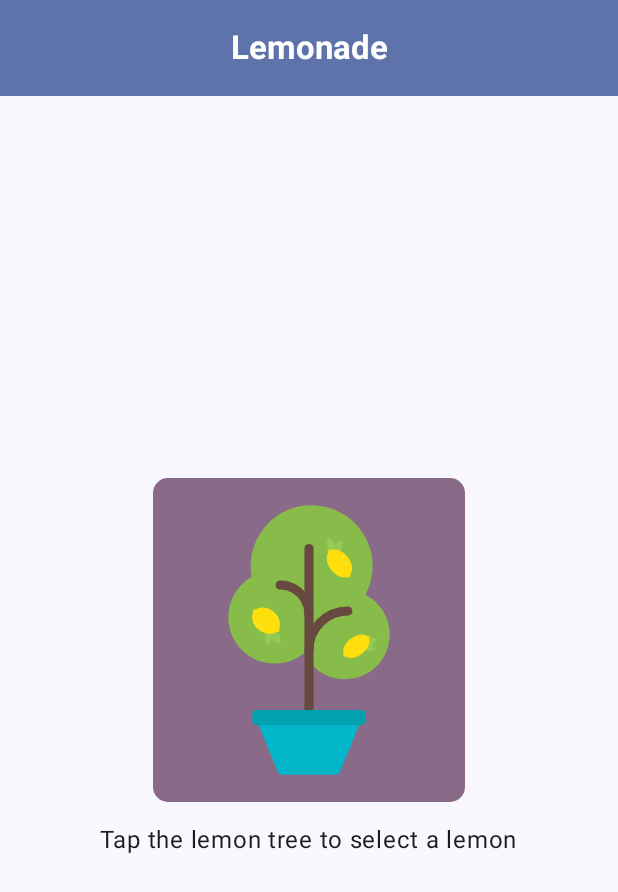
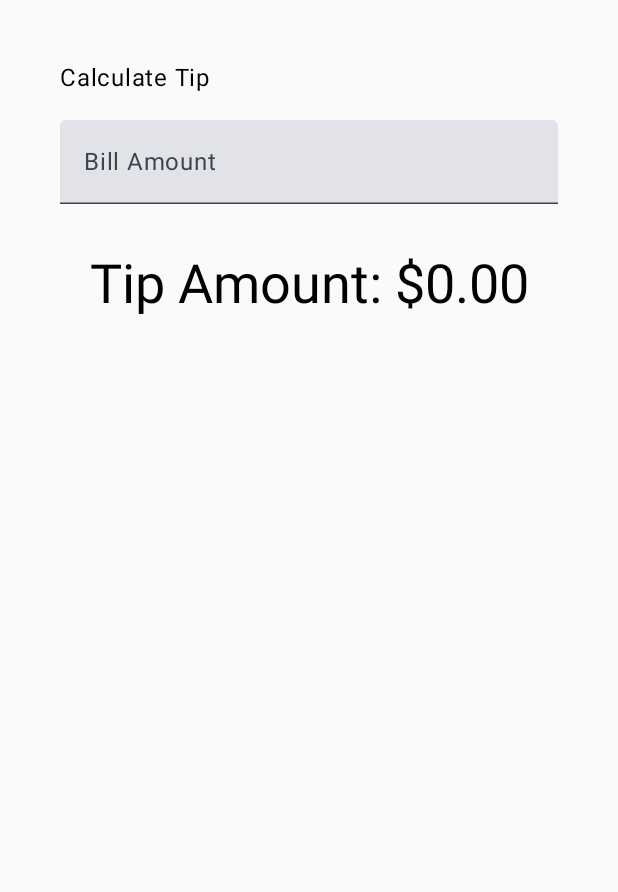
Before and after one commit to Ercan-Ozturk/JetpackComposePractice, an Android app built with Jetpack Compose: the screen it shows after launch (MainActivity), on a phone screen of 412 x 824 dp. Shown: the top 892 px of the screen. Run offline under Robolectric (Android 15) with nearby library versions, the phone set to English and light mode, and no system bars.

Commit message:
Jetpack Compose Tip Calculator Tutorial

```diff
--- a/app/src/main/java/com/example/composepractice/MainActivity.kt
+++ b/app/src/main/java/com/example/composepractice/MainActivity.kt
@@ -1,5 +1,6 @@
 package com.example.composepractice
 
+import android.annotation.SuppressLint
 import android.os.Bundle
 import androidx.activity.ComponentActivity
 import androidx.activity.compose.setContent
@@ -11,11 +12,13 @@ import androidx.compose.foundation.layout.Box
 import androidx.compose.foundation.layout.Column
 import androidx.compose.foundation.layout.Spacer
 import androidx.compose.foundation.layout.fillMaxSize
+import androidx.compose.foundation.layout.fillMaxWidth
 import androidx.compose.foundation.layout.height
 import androidx.compose.foundation.layout.padding
 import androidx.compose.foundation.layout.size
 import androidx.compose.foundation.layout.wrapContentSize
 import androidx.compose.foundation.shape.RoundedCornerShape
+import androidx.compose.foundation.text.KeyboardOptions
 import androidx.compose.material3.Button
 import androidx.compose.material3.ButtonDefaults
 import androidx.compose.material3.CenterAlignedTopAppBar
@@ -24,8 +27,10 @@ import androidx.compose.material3.MaterialTheme
 import androidx.compose.material3.Scaffold
 import androidx.compose.material3.Surface
 import androidx.compose.material3.Text
+import androidx.compose.material3.TextField
 import androidx.compose.material3.TopAppBarDefaults
 import androidx.compose.runtime.Composable
+import androidx.compose.runtime.MutableState
 import androidx.compose.runtime.getValue
 import androidx.compose.runtime.mutableStateOf
 import androidx.compose.runtime.remember
@@ -37,10 +42,12 @@ import androidx.compose.ui.graphics.Color
 import androidx.compose.ui.res.painterResource
 import androidx.compose.ui.res.stringResource
 import androidx.compose.ui.text.font.FontWeight
+import androidx.compose.ui.text.input.KeyboardType
 import androidx.compose.ui.tooling.preview.Preview
 import androidx.compose.ui.unit.dp
 import androidx.compose.ui.unit.sp
 import com.example.composepractice.ui.theme.ComposePracticeTheme
+import java.text.NumberFormat
 
 class MainActivity : ComponentActivity() {
 
@@ -48,84 +55,78 @@ class MainActivity : ComponentActivity() {
         super.onCreate(savedInstanceState)
         setContent {
             ComposePracticeTheme {
-                LemonadeApp()
+                TipTimeLayout()
             }
         }
     }
 }
 
-@Preview
-@OptIn(ExperimentalMaterial3Api::class, ExperimentalMaterial3Api::class)
+
+@OptIn(ExperimentalMaterial3Api::class)
 @Composable
-fun LemonadeApp() {
+fun EditNumberField(
+    value: String,
+    onValueChange: (String) -> Unit,
+    modifier: Modifier = Modifier
+) {
 
-    Scaffold(
-        topBar = {
-            CenterAlignedTopAppBar(
-                title = {
-                    Text(
-                        text = "Lemonade",
-                        fontWeight = FontWeight.Bold
-                    )
-                },
-                colors = TopAppBarDefaults.smallTopAppBarColors(
-                    containerColor = MaterialTheme.colorScheme.primaryContainer,
-                    titleContentColor = MaterialTheme.colorScheme.onPrimaryContainer,
-                    navigationIconContentColor = MaterialTheme.colorScheme.onPrimaryContainer,
-                    actionIconContentColor = MaterialTheme.colorScheme.onPrimaryContainer
-                )
-            )
-        }
-    ){innerPadding ->
-        Surface(
+    TextField(
+        value = value,
+        onValueChange = onValueChange,
+        label = { Text(stringResource(R.string.bill_amount)) },
+        singleLine = true,
+        keyboardOptions = KeyboardOptions(keyboardType = KeyboardType.Number),
+        modifier = modifier
+
+    )
+}
+
+@Composable
+fun TipTimeLayout() {
+    var amountInput by remember { mutableStateOf("") }
+    val amount = amountInput.toDoubleOrNull() ?: 0.0
+    val tip = calculateTip(amount)
+
+    Column(
+        modifier = Modifier.padding(40.dp),
+        horizontalAlignment = Alignment.CenterHorizontally,
+        verticalArrangement = Arrangement.Center
+    ) {
+        Text(
+            text = stringResource(R.string.calculate_tip),
             modifier = Modifier
-                .fillMaxSize()
-                .padding(innerPadding)
-                .background(MaterialTheme.colorScheme.tertiaryContainer),
-            color = MaterialTheme.colorScheme.background
-        ){
-            LemonadeAppAndImage()
-        }
+                .padding(bottom = 16.dp)
+                .align(alignment = Alignment.Start)
+        )
+        EditNumberField(
+            value = amountInput,
+            onValueChange = { amountInput = it },
+            modifier = Modifier
+                .padding(bottom = 32.dp)
+                .fillMaxWidth()
+        )
+        Text(
+            text = stringResource(R.string.tip_amount, tip),
+            style = MaterialTheme.typography.displaySmall
+        )
+        Spacer(modifier = Modifier.height(150.dp))
     }
 }
 
+/**
+ * Calculates the tip based on the user input and format the tip amount
+ * according to the local currency.
+ * Example would be "$10.00".
+ */
+private fun calculateTip(amount: Double, tipPercent: Double = 15.0): String {
+    val tip = tipPercent / 100 * amount
+    return NumberFormat.getCurrencyInstance().format(tip)
+}
+
+@Preview(showBackground = true)
 @Composable
-fun LemonadeAppAndImage(modifier: Modifier = Modifier) {
-    var result by remember { mutableStateOf(1) }
-    val imageResource = when (result) {
-        1 -> R.drawable.lemon_tree
-        2 -> R.drawable.lemon_squeeze
-        3 -> R.drawable.lemon_drink
-        else -> R.drawable.lemon_restart
+fun TipTimeLayoutPreview() {
+    ComposePracticeTheme {
+        TipTimeLayout()
     }
-    val stringResource = when (result) {
-        1 -> R.string.first_step
-        2 -> R.string.second_step
-        3 -> R.string.third_step
-        else -> R.string.fourth_step
-    }
-    Box(modifier = modifier) {
-        Column(
-            horizontalAlignment = Alignment.CenterHorizontally,
-            verticalArrangement = Arrangement.Center,
-            modifier = Modifier.fillMaxSize()
-        ) {
-
-            Button(colors = ButtonDefaults.buttonColors(containerColor = MaterialTheme.colorScheme.tertiaryContainer),
-                shape = RoundedCornerShape(10.dp),
-                onClick = {
-                    result += 1
-                    if(result == 5) result = 1 }
-            ) {
-                Image(painter = painterResource(id = imageResource), contentDescription = result.toString(),
-                    modifier = Modifier
-                        .wrapContentSize()
-                       )
-
-            }
-            Spacer(modifier = Modifier.size(16.dp))
-            Text(stringResource(stringResource), style = MaterialTheme.typography.bodyLarge)
-        }
-    }
-
 }
--- a/app/src/main/res/values/strings.xml
+++ b/app/src/main/res/values/strings.xml
@@ -1,11 +1,6 @@
 <resources>
-    <string name="app_name">ComposePractice</string>
-    <string name="first_step">Tap the lemon tree to select a lemon</string>
-    <string name="second_step">Keep tapping the lemon to squeeze it</string>
-    <string name="third_step">Tap the lemonade to drink it</string>
-    <string name="fourth_step">Tap the empty glass to start again</string>
-    <string name="lemon_tree">Lemon tree</string>
-    <string name="lemon">Lemon</string>
-    <string name="glass_with_lemonade">Glass of lemonade</string>
-    <string name="empty_glass">Empty glass</string>
+    <string name="app_name">Tip Time</string>
+    <string name="calculate_tip">Calculate Tip</string>
+    <string name="bill_amount">Bill Amount</string>
+    <string name="tip_amount">Tip Amount: %s</string>
 </resources>
```
